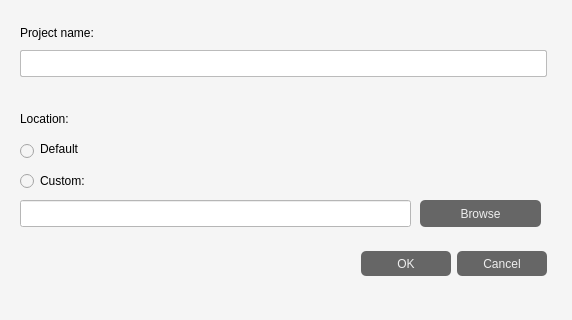
This is LTEsimGeneratorGUI/Ui/Windows/addProjectWindow.ui in moniss23/junit4 as Qt 5 draws it before an edit; both pictures show x 0 to 572 and y 180 to 500 of the 572 by 500 pixel window. The edited form follows.
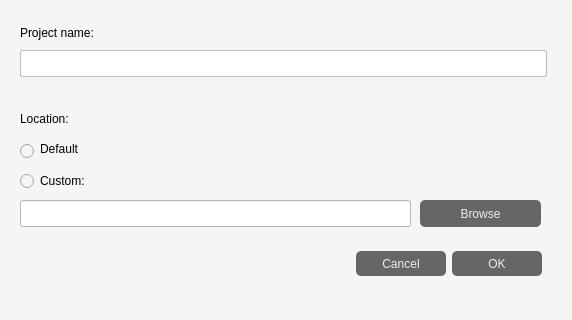
This is the edited form. Icons and pictures are not drawn.

Commit message: Change Buttons direction + added Restore Def. in map range window

Patch:
```diff
--- a/LTEsimGeneratorGUI/Ui/Windows/addProjectWindow.ui
+++ b/LTEsimGeneratorGUI/Ui/Windows/addProjectWindow.ui
@@ -96,12 +96,15 @@
   <widget class="QDialogButtonBox" name="buttonBox">
    <property name="geometry">
     <rect>
-     <x>20</x>
+     <x>356</x>
      <y>430</y>
-     <width>527</width>
+     <width>191</width>
      <height>27</height>
     </rect>
    </property>
+   <property name="layoutDirection">
+    <enum>Qt::RightToLeft</enum>
+   </property>
    <property name="styleSheet">
     <string notr="true">QPushButton {
 	height: 25px;
```
The commit also changes 5 other files.
